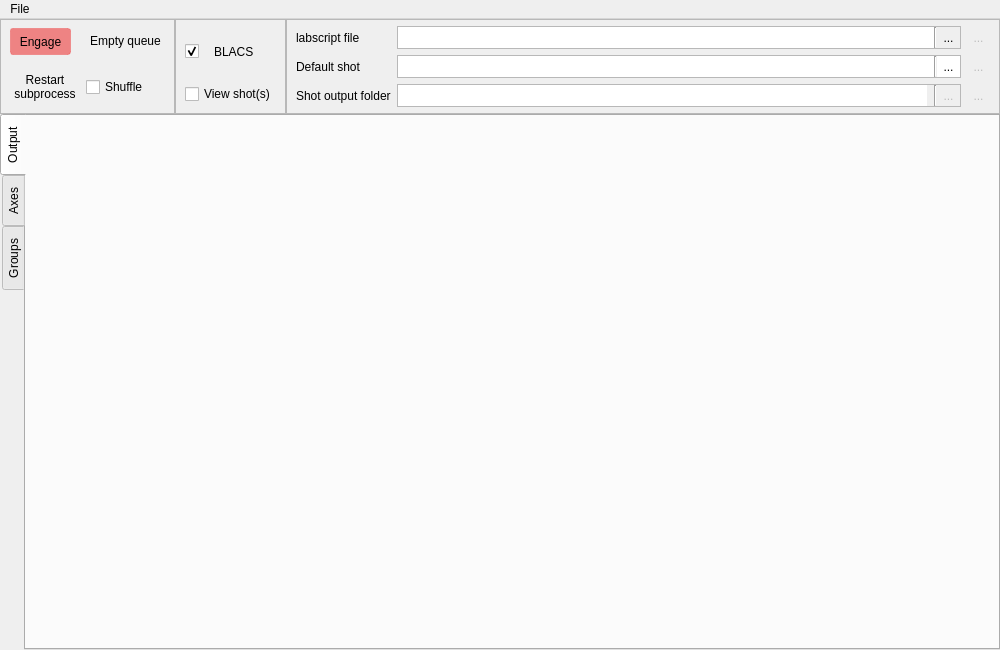
This is runmanager/main.ui in ispielma/runmanager as Qt 5 draws it before an edit. The edited form follows.
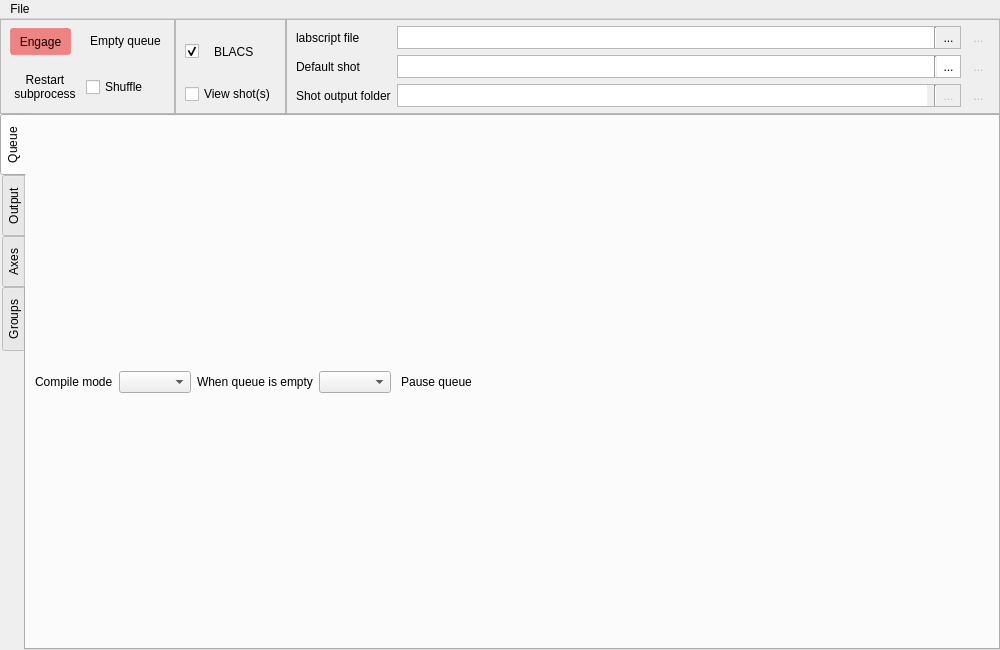
This is the edited form. Icons and pictures are not drawn. Custom widgets are drawn as their Qt base class.

Commit message: Fix globals value tree and queue UI

```diff
--- a/runmanager/main.ui
+++ b/runmanager/main.ui
@@ -720,6 +720,89 @@
       <property name="movable">
        <bool>true</bool>
       </property>
+      <widget class="QWidget" name="tab_queue">
+       <property name="sizePolicy">
+        <sizepolicy hsizetype="Expanding" vsizetype="Expanding">
+         <horstretch>0</horstretch>
+         <verstretch>0</verstretch>
+        </sizepolicy>
+       </property>
+       <attribute name="icon">
+        <iconset>
+         <normaloff>:/qtutils/fugue/inbox.png</normaloff>:/qtutils/fugue/inbox.png</iconset>
+       </attribute>
+       <attribute name="title">
+        <string>Queue</string>
+       </attribute>
+       <layout class="QVBoxLayout" name="verticalLayout_queue_tab">
+        <item>
+         <layout class="QHBoxLayout" name="horizontalLayout_queue_controls">
+          <item>
+           <widget class="QLabel" name="label_queue_compile_mode">
+            <property name="text">
+             <string>Compile mode</string>
+            </property>
+           </widget>
+          </item>
+          <item>
+           <widget class="QComboBox" name="queue_compile_mode_combo"/>
+          </item>
+          <item>
+           <widget class="QLabel" name="label_queue_empty_policy">
+            <property name="text">
+             <string>When queue is empty</string>
+            </property>
+           </widget>
+          </item>
+          <item>
+           <widget class="QComboBox" name="queue_empty_policy_combo"/>
+          </item>
+          <item>
+           <widget class="QPushButton" name="queue_pause_button">
+            <property name="focusPolicy">
+             <enum>Qt::NoFocus</enum>
+            </property>
+            <property name="toolTip">
+             <string>Stop this runmanager offering shots to BLACS, including the default shot.
+This does not stop BLACS: the shot it is running finishes normally, and it goes on
+running its local override shot while the queue is paused. The queue is left as it
+is, so resuming offers the same shot at its head.</string>
+            </property>
+            <property name="text">
+             <string>Pause queue</string>
+            </property>
+            <property name="checkable">
+             <bool>true</bool>
+            </property>
+           </widget>
+          </item>
+          <item>
+           <widget class="QLabel" name="queue_blacs_activity_label">
+            <property name="text">
+             <string/>
+            </property>
+            <property name="textInteractionFlags">
+             <set>Qt::TextSelectableByMouse</set>
+            </property>
+           </widget>
+          </item>
+          <item>
+           <spacer name="horizontalSpacer_queue_controls">
+            <property name="orientation">
+             <enum>Qt::Horizontal</enum>
+            </property>
+            <property name="sizeHint" stdset="0">
+             <size>
+              <width>40</width>
+              <height>20</height>
+             </size>
+            </property>
+           </spacer>
+          </item>
+         </layout>
+        </item>
+       </layout>
+      </widget>
       <widget class="QWidget" name="tab_output">
        <attribute name="icon">
         <iconset>
```
The commit also changes 4 other files.
